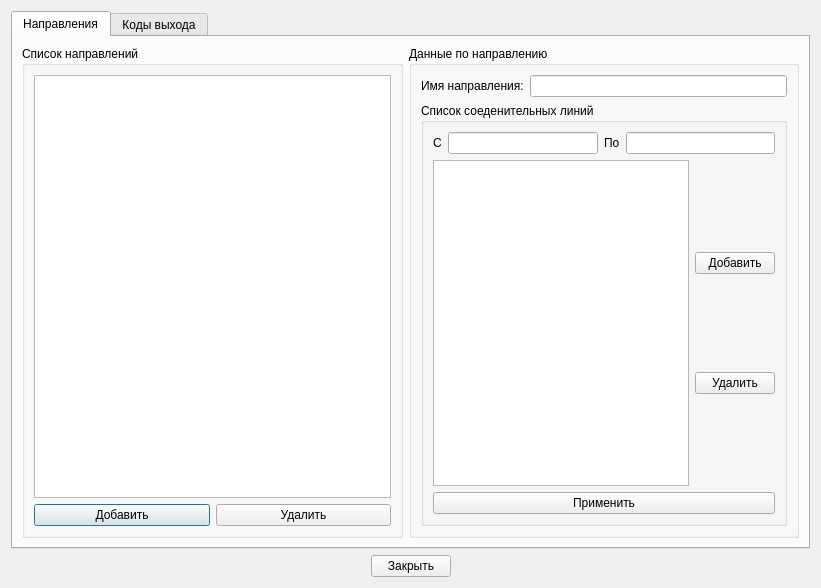
Old version of the form qprogrampropertydialog.ui in the repository Genrikh302/MTA.
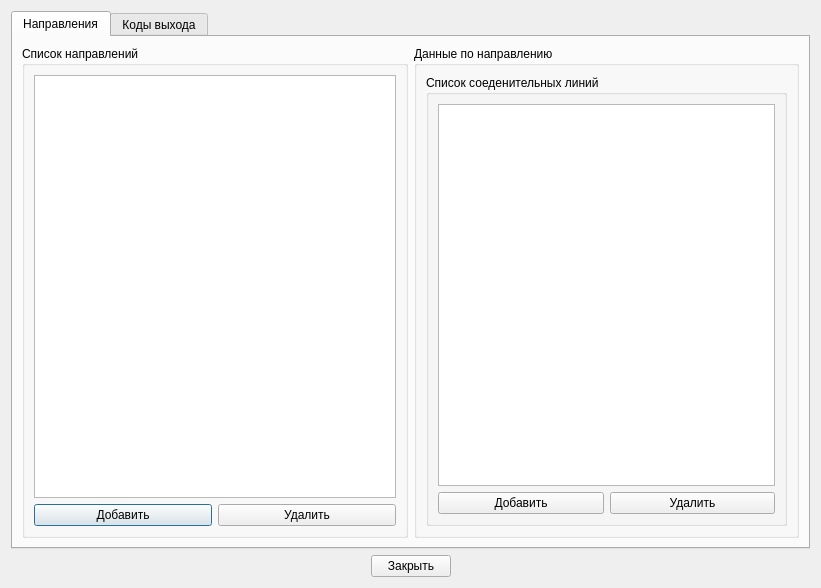
New version of the form.

Diff of the .ui file:
```diff
--- a/qprogrampropertydialog.ui
+++ b/qprogrampropertydialog.ui
@@ -31,7 +31,20 @@
          </property>
          <layout class="QVBoxLayout" name="verticalLayout_4">
           <item>
-           <widget class="QTableView" name="tableView"/>
+           <widget class="QTableView" name="listViewDirectionName">
+            <property name="selectionMode">
+             <enum>QAbstractItemView::ExtendedSelection</enum>
+            </property>
+            <property name="selectionBehavior">
+             <enum>QAbstractItemView::SelectRows</enum>
+            </property>
+            <attribute name="horizontalHeaderStretchLastSection">
+             <bool>true</bool>
+            </attribute>
+            <attribute name="verticalHeaderVisible">
+             <bool>false</bool>
+            </attribute>
+           </widget>
           </item>
           <item>
            <layout class="QHBoxLayout" name="horizontalLayout_3">
@@ -59,82 +72,37 @@
          <property name="title">
           <string>Данные по направлению</string>
          </property>
-         <layout class="QVBoxLayout" name="verticalLayout_3">
-          <item>
-           <layout class="QHBoxLayout" name="horizontalLayout_5">
-            <item>
-             <widget class="QLabel" name="label">
-              <property name="text">
-               <string>Имя направления:</string>
-              </property>
-             </widget>
-            </item>
-            <item>
-             <widget class="QLineEdit" name="lineEdit"/>
-            </item>
-           </layout>
-          </item>
+         <layout class="QVBoxLayout" name="verticalLayout_2">
           <item>
            <widget class="QGroupBox" name="groupBox_3">
             <property name="title">
              <string>Список соеденительных линий</string>
             </property>
-            <layout class="QVBoxLayout" name="verticalLayout_2">
-             <item>
-              <layout class="QHBoxLayout" name="horizontalLayout_2">
-               <item>
-                <widget class="QLabel" name="label_2">
-                 <property name="text">
-                  <string>C</string>
-                 </property>
-                </widget>
-               </item>
-               <item>
-                <widget class="QLineEdit" name="lineEdit_2"/>
-               </item>
-               <item>
-                <widget class="QLabel" name="label_3">
-                 <property name="text">
-                  <string>По</string>
-                 </property>
-                </widget>
-               </item>
-               <item>
-                <widget class="QLineEdit" name="lineEdit_3"/>
-               </item>
-              </layout>
-             </item>
+            <layout class="QVBoxLayout" name="verticalLayout">
              <item>
               <layout class="QHBoxLayout" name="horizontalLayout_4">
                <item>
-                <widget class="QListView" name="listView"/>
-               </item>
-               <item>
-                <layout class="QVBoxLayout" name="verticalLayout">
-                 <item>
-                  <widget class="QPushButton" name="pushButton_3">
-                   <property name="text">
-                    <string>Добавить</string>
-                   </property>
-                  </widget>
-                 </item>
-                 <item>
-                  <widget class="QPushButton" name="pushButton_4">
-                   <property name="text">
-                    <string>Удалить</string>
-                   </property>
-                  </widget>
-                 </item>
-                </layout>
+                <widget class="QListView" name="listViewDirectionChannel"/>
                </item>
               </layout>
              </item>
              <item>
-              <widget class="QPushButton" name="pushButton_5">
-               <property name="text">
-                <string>Применить</string>
-               </property>
-              </widget>
+              <layout class="QHBoxLayout" name="horizontalLayout_2">
+               <item>
+                <widget class="QPushButton" name="pushButton_3">
+                 <property name="text">
+                  <string>Добавить</string>
+                 </property>
+                </widget>
+               </item>
+               <item>
+                <widget class="QPushButton" name="pushButton_4">
+                 <property name="text">
+                  <string>Удалить</string>
+                 </property>
+                </widget>
+               </item>
+              </layout>
              </item>
             </layout>
            </widget>
```
Left out of the diff: 4 changed lines with no effect on the pictures.
